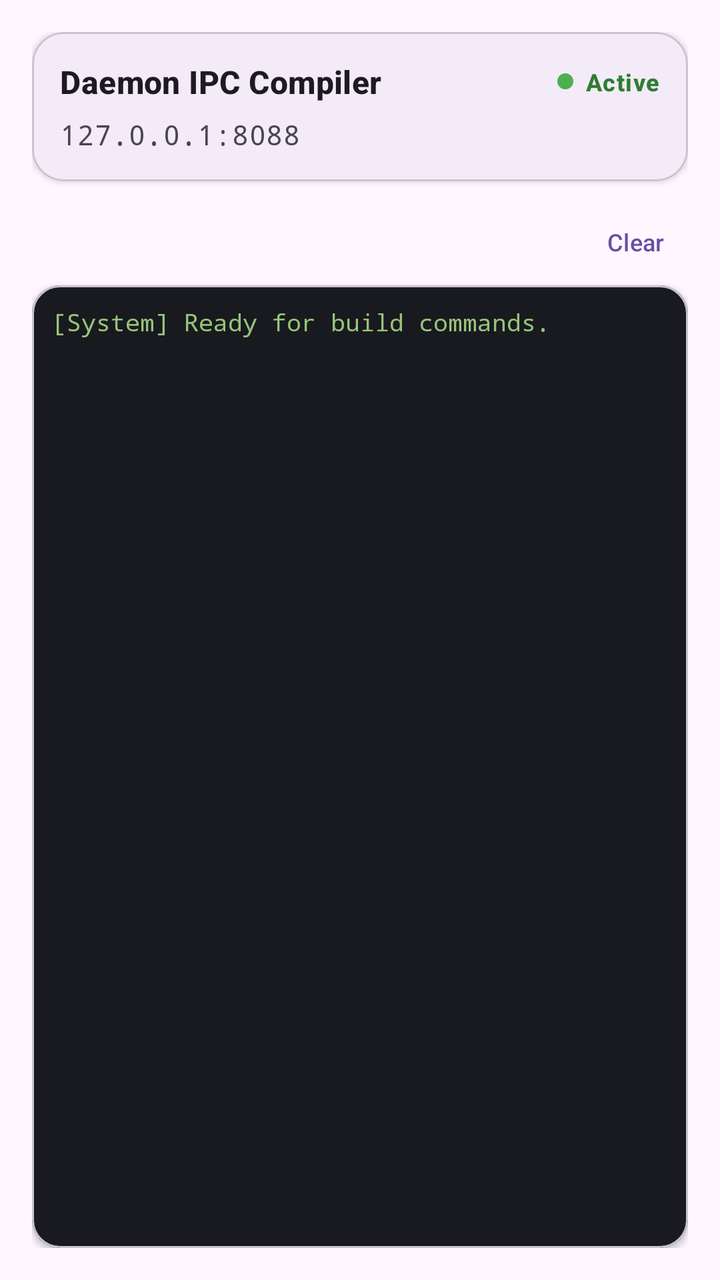
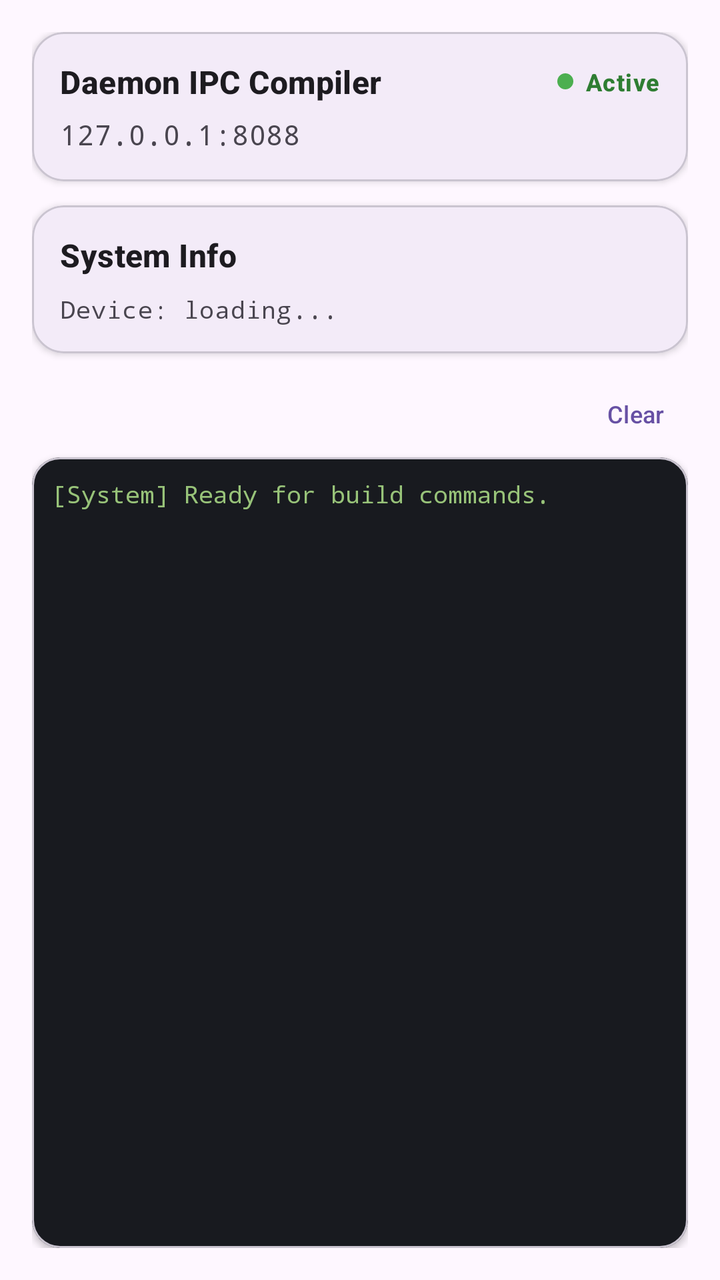

The first picture is an Android layout as it rendered before a commit; the second is the same layout after the commit. The layout source and the unified diff follow.
<!-- AndroidManifest.xml: application theme Theme.ZeroLite -->
<!-- res/layout/fragment_dashboard.xml -->
<?xml version="1.0" encoding="utf-8"?>
<LinearLayout
    xmlns:android="http://schemas.android.com/apk/res/android"
    xmlns:app="http://schemas.android.com/apk/res-auto"
    android:layout_width="match_parent"
    android:layout_height="match_parent"
    android:orientation="vertical"
    android:padding="16dp">

    
    <com.google.android.material.card.MaterialCardView
        android:layout_width="match_parent"
        android:layout_height="wrap_content"
        android:layout_marginBottom="12dp"
        app:cardCornerRadius="16dp"
        app:cardElevation="2dp"
        app:strokeWidth="1dp"
        app:strokeColor="?attr/colorOutlineVariant">

        <LinearLayout
            android:layout_width="match_parent"
            android:layout_height="wrap_content"
            android:orientation="vertical"
            android:padding="14dp">

            
            <LinearLayout
                android:layout_width="match_parent"
                android:layout_height="wrap_content"
                android:gravity="center_vertical"
                android:orientation="horizontal">

                <TextView
                    android:layout_width="0dp"
                    android:layout_height="wrap_content"
                    android:layout_weight="1"
                    android:text="Daemon IPC Compiler"
                    android:textAppearance="?attr/textAppearanceTitleMedium"
                    android:textStyle="bold" />

                <LinearLayout
                    android:layout_width="wrap_content"
                    android:layout_height="wrap_content"
                    android:gravity="center_vertical"
                    android:orientation="horizontal">

                    <View
                        android:id="@+id/viewDaemonDot"
                        android:layout_width="8dp"
                        android:layout_height="8dp"
                        android:background="@drawable/dot_active" />

                    <TextView
                        android:id="@+id/tvDaemonStatus"
                        android:layout_width="wrap_content"
                        android:layout_height="wrap_content"
                        android:layout_marginStart="6dp"
                        android:text="Active"
                        android:textAppearance="?attr/textAppearanceLabelMedium"
                        android:textColor="#2E7D32"
                        android:textStyle="bold" />
                </LinearLayout>
            </LinearLayout>

            <TextView
                android:id="@+id/tvDaemonEndpoint"
                android:layout_width="match_parent"
                android:layout_height="wrap_content"
                android:layout_marginTop="6dp"
                android:text="127.0.0.1:8088"
                android:textAppearance="?attr/textAppearanceBodyMedium"
                android:textColor="?attr/colorOnSurfaceVariant"
                android:fontFamily="monospace" />
        </LinearLayout>
    </com.google.android.material.card.MaterialCardView>

    
    <LinearLayout
        android:layout_width="match_parent"
        android:layout_height="wrap_content"
        android:gravity="end"
        android:layout_marginBottom="4dp"
        android:orientation="horizontal">

        <com.google.android.material.button.MaterialButton
            android:id="@+id/btnClearLog"
            style="@style/Widget.Material3.Button.TextButton"
            android:layout_width="wrap_content"
            android:layout_height="36dp"
            android:minHeight="0dp"
            android:minWidth="0dp"
            android:textSize="12sp"
            android:text="Clear" />
    </LinearLayout>

    
    <com.google.android.material.card.MaterialCardView
        android:layout_width="match_parent"
        android:layout_height="0dp"
        android:layout_weight="1"
        app:cardCornerRadius="14dp"
        app:cardElevation="2dp"
        app:cardBackgroundColor="@color/terminal_bg">

        <ScrollView
            android:id="@+id/scrollLogs"
            android:layout_width="match_parent"
            android:layout_height="match_parent"
            android:padding="10dp">

            <TextView
                android:id="@+id/tvLogs"
                android:layout_width="match_parent"
                android:layout_height="wrap_content"
                android:fontFamily="monospace"
                android:textColor="@color/terminal_text"
                android:textSize="12sp"
                android:text="[System] Ready for build commands.\n" />
        </ScrollView>
    </com.google.android.material.card.MaterialCardView>

</LinearLayout>
<!-- resources referenced by this layout -->
<resources>
  <color name="terminal_bg">#181A1F</color>
  <color name="terminal_text">#98C379</color>
  <!-- drawable dot_active (drawable) -->
  <shape xmlns:android="http://schemas.android.com/apk/res/android"
      android:shape="oval">
      <solid android:color="#4CAF50" />
      <size android:width="8dp" android:height="8dp" />
  </shape>
  <style name="Theme.ZeroLite" parent="Theme.Material3.DayNight.NoActionBar">
          <item name="android:statusBarColor">@android:color/transparent</item>
          <item name="android:navigationBarColor">@android:color/transparent</item>
          <item name="android:windowLightStatusBar" tools:targetApi="m">true</item>
      </style>
</resources>

<!-- the commit's change to res/layout/fragment_dashboard.xml (unified diff, before → after) -->
@@ -75,6 +75,42 @@
     </com.google.android.material.card.MaterialCardView>
 
     
+    <com.google.android.material.card.MaterialCardView
+        android:layout_width="match_parent"
+        android:layout_height="wrap_content"
+        android:layout_marginBottom="12dp"
+        app:cardCornerRadius="16dp"
+        app:cardElevation="2dp"
+        app:strokeWidth="1dp"
+        app:strokeColor="?attr/colorOutlineVariant">
+
+        <LinearLayout
+            android:layout_width="match_parent"
+            android:layout_height="wrap_content"
+            android:orientation="vertical"
+            android:padding="14dp">
+
+            <TextView
+                android:layout_width="match_parent"
+                android:layout_height="wrap_content"
+                android:text="System Info"
+                android:textAppearance="?attr/textAppearanceTitleMedium"
+                android:textStyle="bold"
+                android:layout_marginBottom="8dp" />
+
+            <TextView
+                android:id="@+id/tvDeviceInfo"
+                android:layout_width="match_parent"
+                android:layout_height="wrap_content"
+                android:text="Device: loading..."
+                android:textAppearance="?attr/textAppearanceBodySmall"
+                android:textColor="?attr/colorOnSurfaceVariant"
+                android:fontFamily="monospace"
+                android:lineSpacingExtra="4dp" />
+        </LinearLayout>
+    </com.google.android.material.card.MaterialCardView>
+
+    
     <LinearLayout
         android:layout_width="match_parent"
         android:layout_height="wrap_content"
